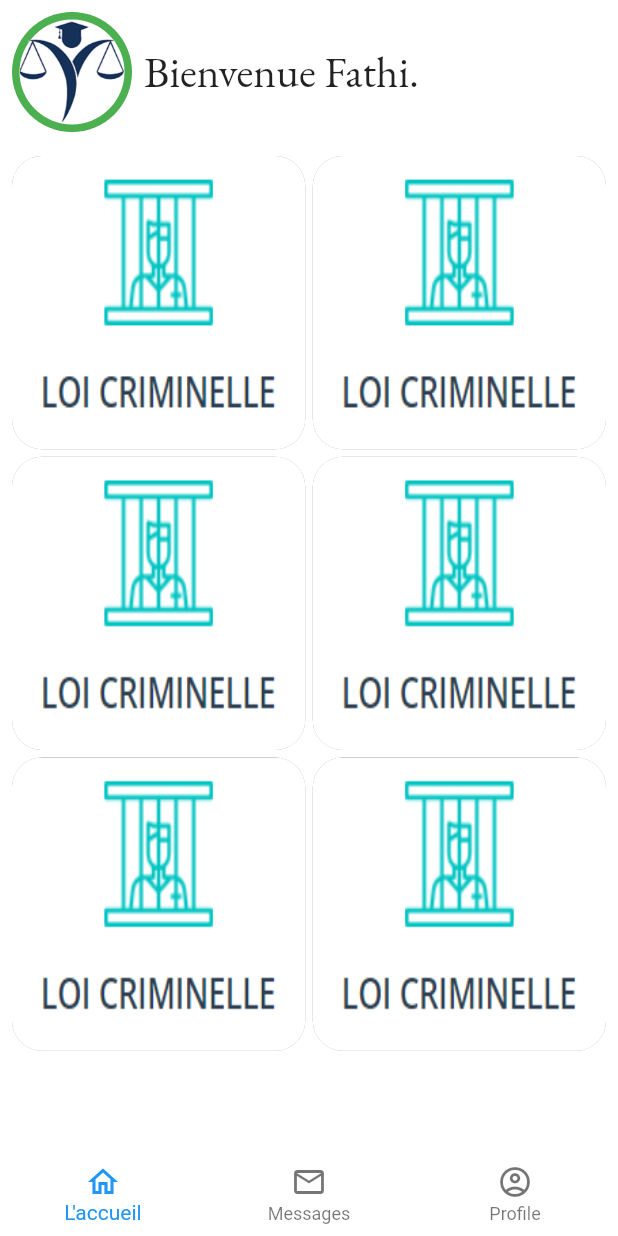
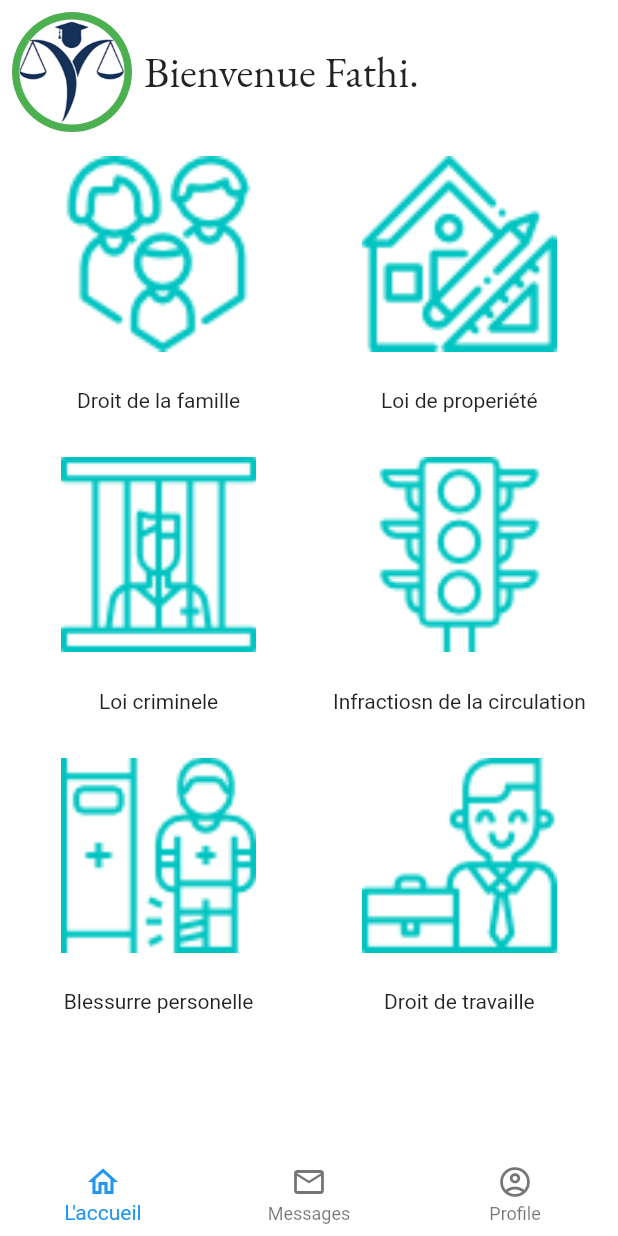
Before and after one commit to FathiAyari/hire_lawyer_mobile_app, a Flutter app: the HomePage screen opened directly, on a phone screen of 412 x 824 dp. Run offline on Flutter 3.47's test engine with Material 2 defaults, Android fonts, the phone set to English and light mode, and no system bars; our stand-ins replace shared_preferences; accounts and stored records are empty.

Commit message:
set up the Messages and Profile pages content

```diff
--- a/lib/HomePage/HomePage.dart
+++ b/lib/HomePage/HomePage.dart
@@ -2,6 +2,8 @@ import 'package:flutter/cupertino.dart';
 import 'package:flutter/material.dart';
 import 'package:hire_lawyer/Login/ActionButton.dart';
 
+import '../Messages.dart';
+import '../ProfileClient.dart';
 import 'Pages.dart';
 
 class HomePage extends StatefulWidget {
@@ -16,11 +18,17 @@ class _HomePageState extends State<HomePage> {
   @override
   Widget build(BuildContext context) {
     Size size =MediaQuery.of(context).size;
-    List pages=[buildHomePage(size,connected,(){
+    List pages=[
+      buildHomePage(size,connected,(){
       setState(() {
         this.connected=!connected;
       });
-    })];
+    }),
+      buildMessages(context),
+      buildProfile(context),
+
+
+    ];
     return Scaffold(
 backgroundColor: Colors.white,
       body: SafeArea(
--- a/lib/HomePage/Pages.dart
+++ b/lib/HomePage/Pages.dart
@@ -1,17 +1,26 @@
 import 'package:flutter/cupertino.dart';
 import 'package:flutter/material.dart';
 
-Widget buildHomePage(Size size,bool connected,Function press) {
+Widget buildHomePage(Size size, bool connected, Function press) {
+  List<Content> contentList = [
+    Content(image: 'assets/images/family-room.png', footer: 'Droit de la famille'),
+    Content(image: 'assets/images/home.png', footer: 'Loi de properiété'),
+    Content(image: 'assets/images/prison.png', footer: 'Loi criminele'),
+    Content(image: 'assets/images/traffic.png', footer: 'Infractiosn de la circulation'),
+    Content(image: 'assets/images/injury.png', footer: 'Blessurre personelle'),
+    Content(image: 'assets/images/employement.png', footer: 'Droit de travaille'),
+  ];
 
   return Column(
     children: [
-      Row(children: [
+      Row(
+        children: [
           Padding(
             padding: const EdgeInsets.all(8.0),
             child: Container(
               alignment: Alignment.centerLeft,
               child: CircleAvatar(
-              backgroundColor: connected ==true? Colors.green:Colors.red,
+                backgroundColor: connected == true ? Colors.green : Colors.red,
                 radius: 40,
                 child: InkWell(
                   onTap: press,
@@ -32,20 +41,17 @@ Widget buildHomePage(Size size,bool connected,Function press) {
                   fontSize: size.height * 0.035, fontFamily: "EBGaramond"),
             ),
           ),
-      ],),
-
+        ],
+      ),
       Expanded(
         child: Padding(
           padding: const EdgeInsets.all(8.0),
           child: GridView.builder(
-            itemCount: 6,
+            itemCount: contentList.length,
             gridDelegate: SliverGridDelegateWithFixedCrossAxisCount(
-              crossAxisCount: (2),
-              crossAxisSpacing: 5,
-              mainAxisSpacing: 5
-            ),
-            itemBuilder: ( context, int index) {
-              return Content();
+                crossAxisCount: (2), crossAxisSpacing: 5, mainAxisSpacing: 5),
+            itemBuilder: (context, int index) {
+              return contentList[index];
             },
           ),
         ),
@@ -55,25 +61,43 @@ Widget buildHomePage(Size size,bool connected,Function press) {
 }
 
 class Content extends StatelessWidget {
+  final String image;
+  final String footer;
+  const Content({
+    Key key,
+    this.image,
+    this.footer,
+  }) : super(key: key);
+
   @override
   Widget build(BuildContext context) {
     return InkWell(
-      onTap: (){},
+      onTap: () {
+        Navigator.pushNamed(context, '/lawyers', arguments: {"footer": footer});
+      },
       child: Container(
         clipBehavior: Clip.antiAliasWithSaveLayer,
         decoration: BoxDecoration(
           borderRadius: BorderRadius.circular(20),
-          color: Colors.grey,
+          color: Colors.white,
         ),
-
         child: Column(
+          mainAxisAlignment: MainAxisAlignment.spaceBetween,
           children: [
-            Expanded(child: Image.asset('assets/images/Criminal.png',
-            fit: BoxFit.fill,))
+            Expanded(
+                flex: 2,
+                child: Image.asset(
+                  image,
+                  fit: BoxFit.fill,
+                )),
+            Expanded(
+              child: Container(
+                alignment: Alignment.center,
+                child: Text(footer),
+              ),
+            )
           ],
         ),
-
-
       ),
     );
   }
--- /dev/null
+++ b/lib/Lawyers.dart
@@ -0,0 +1,45 @@
+import 'package:flutter/cupertino.dart';
+import 'package:flutter/material.dart';
+import 'package:hire_lawyer/HomePage/HomePage.dart';
+
+import 'Values/Strings.dart';
+
+class Lawyers extends StatefulWidget {
+/*  const Lawyers({Key? key}) : super(key: key);*/
+
+  @override
+  _LawyersState createState() => _LawyersState();
+}
+
+class _LawyersState extends State<Lawyers> {
+  @override
+  Widget build(BuildContext context) {
+    Size size =MediaQuery.of(context).size;
+    Map arguments = ModalRoute.of(context).settings.arguments;
+    String footer = arguments['footer'];
+    return Scaffold(
+      body: SafeArea(child: Column(
+        children: [
+          Align(
+              alignment: Alignment.topCenter,
+              child:Row(
+
+                children: [
+                  IconButton(onPressed: (){
+                    Navigator.of(context).push(MaterialPageRoute(builder: (context)=>HomePage()));
+                  }, icon: Icon(Icons.arrow_back_ios)),
+                  SizedBox(width: size.width * 0.15,),
+                  Text(" $footer",
+                    style: TextStyle(
+                        fontSize: size.height * 0.028,
+                        fontFamily: "NewsCycle-Bold"
+                    ),
+                    textAlign: TextAlign.center,)
+                ],
+              )
+          ),
+        ],
+      )),
+    );
+  }
+}
--- /dev/null
+++ b/lib/Messages.dart
@@ -0,0 +1,376 @@
+import 'package:flutter/cupertino.dart';
+import 'package:flutter/material.dart';
+import 'package:hire_lawyer/HomePage/HomePage.dart';
+import 'package:hire_lawyer/Login/DividerBox.dart';
+
+import 'Values/Strings.dart';
+
+Widget buildMessages(BuildContext context) {
+  Size size = MediaQuery.of(context).size;
+  return Column(
+    children: [
+      Align(
+          alignment: Alignment.topCenter,
+          child: Row(
+            children: [
+              IconButton(
+                  onPressed: () {
+                    Navigator.of(context).push(
+                        MaterialPageRoute(builder: (context) => HomePage()));
+                  },
+                  icon: Icon(Icons.arrow_back_ios)),
+              SizedBox(
+                width: size.width * 0.15,
+              ),
+              Text(
+                ConstStrings.Messgaes,
+                style: TextStyle(
+                    fontSize: size.height * 0.028,
+                    fontFamily: "NewsCycle-Bold"),
+                textAlign: TextAlign.center,
+              )
+            ],
+          )),
+      DividerBox(
+        size: size,
+        height: 0.05,
+      ),
+      Expanded(
+          child: ListView(
+        children: [
+
+          Padding(
+            padding: const EdgeInsets.symmetric(horizontal: 10, vertical: 10),
+            child: Row(
+
+              children: [
+                Container(
+                    alignment: Alignment.centerLeft,
+                    child: CircleAvatar(
+                        radius: 33,
+                        backgroundImage: NetworkImage(
+                            "https://images.unsplash.com/photo-1503023345310-bd7c1de61c7d?ixid=MnwxMjA3fDB8MHxzZWFyY2h8M3x8aHVtYW58ZW58MHx8MHx8&ixlib=rb-1.2.1&w=1000&q=80"))),
+                SizedBox(width: size.width * 0.03,),
+                Expanded(
+                  child: Column(
+                    crossAxisAlignment: CrossAxisAlignment.start,
+                    children: [
+                      Text("Fathi AYARI"),
+                      Text("Bonjour Mr j'espere que vous etiuglhghhhhhhhhhhhhhhhhhhhhhhhhhhhhhhhhhhhhhhhhhhhhhhhhhhhhhhhhhhhhhhhhhhh",
+                      maxLines: 1,
+                      overflow: TextOverflow.ellipsis,),
+                    ],
+                  ),
+
+                ),
+                Container(
+                  child: Text("20:54"),
+                )
+              ],
+            ),
+          ),
+          Padding(
+            padding: const EdgeInsets.symmetric(horizontal: 10, vertical: 10),
+            child: Row(
+
+              children: [
+                Container(
+                    alignment: Alignment.centerLeft,
+                    child: CircleAvatar(
+                        radius: 33,
+                        backgroundImage: NetworkImage(
+                            "https://images.unsplash.com/photo-1503023345310-bd7c1de61c7d?ixid=MnwxMjA3fDB8MHxzZWFyY2h8M3x8aHVtYW58ZW58MHx8MHx8&ixlib=rb-1.2.1&w=1000&q=80"))),
+                SizedBox(width: size.width * 0.03,),
+                Expanded(
+                  child: Column(
+                    crossAxisAlignment: CrossAxisAlignment.start,
+                    children: [
+                      Text("Fathi AYARI"),
+                      Text("Bonjour Mr j'espere que vous etiuglhghhhhhhhhhhhhhhhhhhhhhhhhhhhhhhhhhhhhhhhhhhhhhhhhhhhhhhhhhhhhhhhhhhh",
+                      maxLines: 1,
+                      overflow: TextOverflow.ellipsis,),
+                    ],
+                  ),
+
+                ),
+                Container(
+                  child: Text("20:54"),
+                )
+              ],
+            ),
+          ),
+          Padding(
+            padding: const EdgeInsets.symmetric(horizontal: 10, vertical: 10),
+            child: Row(
+
+              children: [
+                Container(
+                    alignment: Alignment.centerLeft,
+                    child: CircleAvatar(
+                        radius: 33,
+                        backgroundImage: NetworkImage(
+                            "https://images.unsplash.com/photo-1503023345310-bd7c1de61c7d?ixid=MnwxMjA3fDB8MHxzZWFyY2h8M3x8aHVtYW58ZW58MHx8MHx8&ixlib=rb-1.2.1&w=1000&q=80"))),
+                SizedBox(width: size.width * 0.03,),
+                Expanded(
+                  child: Column(
+                    crossAxisAlignment: CrossAxisAlignment.start,
+                    children: [
+                      Text("Fathi AYARI"),
+                      Text("Bonjour Mr j'espere que vous etiuglhghhhhhhhhhhhhhhhhhhhhhhhhhhhhhhhhhhhhhhhhhhhhhhhhhhhhhhhhhhhhhhhhhhh",
+                      maxLines: 1,
+                      overflow: TextOverflow.ellipsis,),
+                    ],
+                  ),
+
+                ),
+                Container(
+                  child: Text("20:54"),
+                )
+              ],
+            ),
+          ),
+          Padding(
+            padding: const EdgeInsets.symmetric(horizontal: 10, vertical: 10),
+            child: Row(
+
+              children: [
+                Container(
+                    alignment: Alignment.centerLeft,
+                    child: CircleAvatar(
+                        radius: 33,
+                        backgroundImage: NetworkImage(
+                            "https://images.unsplash.com/photo-1503023345310-bd7c1de61c7d?ixid=MnwxMjA3fDB8MHxzZWFyY2h8M3x8aHVtYW58ZW58MHx8MHx8&ixlib=rb-1.2.1&w=1000&q=80"))),
+                SizedBox(width: size.width * 0.03,),
+                Expanded(
+                  child: Column(
+                    crossAxisAlignment: CrossAxisAlignment.start,
+                    children: [
+                      Text("Fathi AYARI"),
+                      Text("Bonjour Mr j'espere que vous etiuglhghhhhhhhhhhhhhhhhhhhhhhhhhhhhhhhhhhhhhhhhhhhhhhhhhhhhhhhhhhhhhhhhhhh",
+                        maxLines: 1,
+                        overflow: TextOverflow.ellipsis,),
+                    ],
+                  ),
+
+                ),
+                Container(
+                  child: Text("20:54"),
+                )
+              ],
+            ),
+          ),
+          Padding(
+            padding: const EdgeInsets.symmetric(horizontal: 10, vertical: 10),
+            child: Row(
+
+              children: [
+                Container(
+                    alignment: Alignment.centerLeft,
+                    child: CircleAvatar(
+                        radius: 33,
+                        backgroundImage: NetworkImage(
+                            "https://images.unsplash.com/photo-1503023345310-bd7c1de61c7d?ixid=MnwxMjA3fDB8MHxzZWFyY2h8M3x8aHVtYW58ZW58MHx8MHx8&ixlib=rb-1.2.1&w=1000&q=80"))),
+                SizedBox(width: size.width * 0.03,),
+                Expanded(
+                  child: Column(
+                    crossAxisAlignment: CrossAxisAlignment.start,
+                    children: [
+                      Text("Fathi AYARI"),
+                      Text("Bonjour Mr j'espere que vous etiuglhghhhhhhhhhhhhhhhhhhhhhhhhhhhhhhhhhhhhhhhhhhhhhhhhhhhhhhhhhhhhhhhhhhh",
+                        maxLines: 1,
+                        overflow: TextOverflow.ellipsis,),
+                    ],
+                  ),
+
+                ),
+                Container(
+                  child: Text("20:54"),
+                )
+              ],
+            ),
+          ),
+          Padding(
+            padding: const EdgeInsets.symmetric(horizontal: 10, vertical: 10),
+            child: Row(
+
+              children: [
+                Container(
+                    alignment: Alignment.centerLeft,
+                    child: CircleAvatar(
+                        radius: 33,
+                        backgroundImage: NetworkImage(
+                            "https://images.unsplash.com/photo-1503023345310-bd7c1de61c7d?ixid=MnwxMjA3fDB8MHxzZWFyY2h8M3x8aHVtYW58ZW58MHx8MHx8&ixlib=rb-1.2.1&w=1000&q=80"))),
+                SizedBox(width: size.width * 0.03,),
+                Expanded(
+                  child: Column(
+                    crossAxisAlignment: CrossAxisAlignment.start,
+                    children: [
+                      Text("Fathi AYARI"),
+                      Text("Bonjour Mr j'espere que vous etiuglhghhhhhhhhhhhhhhhhhhhhhhhhhhhhhhhhhhhhhhhhhhhhhhhhhhhhhhhhhhhhhhhhhhh",
+                        maxLines: 1,
+                        overflow: TextOverflow.ellipsis,),
+                    ],
+                  ),
+
+                ),
+                Container(
+                  child: Text("20:54"),
+                )
+              ],
+            ),
+          ),
+          Padding(
+            padding: const EdgeInsets.symmetric(horizontal: 10, vertical: 10),
+            child: Row(
+
+              children: [
+                Container(
+                    alignment: Alignment.centerLeft,
+                    child: CircleAvatar(
+                        radius: 33,
+                        backgroundImage: NetworkImage(
+                            "https://images.unsplash.com/photo-1503023345310-bd7c1de61c7d?ixid=MnwxMjA3fDB8MHxzZWFyY2h8M3x8aHVtYW58ZW58MHx8MHx8&ixlib=rb-1.2.1&w=1000&q=80"))),
+                SizedBox(width: size.width * 0.03,),
+                Expanded(
+                  child: Column(
+                    crossAxisAlignment: CrossAxisAlignment.start,
+                    children: [
+                      Text("Fathi AYARI"),
+                      Text("Bonjour Mr j'espere que vous etiuglhghhhhhhhhhhhhhhhhhhhhhhhhhhhhhhhhhhhhhhhhhhhhhhhhhhhhhhhhhhhhhhhhhhh",
+                        maxLines: 1,
+                        overflow: TextOverflow.ellipsis,),
+                    ],
+                  ),
+
+                ),
+                Container(
+                  child: Text("20:54"),
+                )
+              ],
+            ),
+          ),
+          Padding(
+            padding: const EdgeInsets.symmetric(horizontal: 10, vertical: 10),
+            child: Row(
+
+              children: [
+                Container(
+                    alignment: Alignment.centerLeft,
+                    child: CircleAvatar(
+                        radius: 33,
+                        backgroundImage: NetworkImage(
+                            "https://images.unsplash.com/photo-1503023345310-bd7c1de61c7d?ixid=MnwxMjA3fDB8MHxzZWFyY2h8M3x8aHVtYW58ZW58MHx8MHx8&ixlib=rb-1.2.1&w=1000&q=80"))),
+                SizedBox(width: size.width * 0.03,),
+                Expanded(
+                  child: Column(
+                    crossAxisAlignment: CrossAxisAlignment.start,
+                    children: [
+                      Text("Fathi AYARI"),
+                      Text("Bonjour Mr j'espere que vous etiuglhghhhhhhhhhhhhhhhhhhhhhhhhhhhhhhhhhhhhhhhhhhhhhhhhhhhhhhhhhhhhhhhhhhh",
+                        maxLines: 1,
+                        overflow: TextOverflow.ellipsis,),
+                    ],
+                  ),
+
+                ),
+                Container(
+                  child: Text("20:54"),
+                )
+              ],
+            ),
+          ),
+          Padding(
+            padding: const EdgeInsets.symmetric(horizontal: 10, vertical: 10),
+            child: Row(
+
+              children: [
+                Container(
+                    alignment: Alignment.centerLeft,
+                    child: CircleAvatar(
+                        radius: 33,
+                        backgroundImage: NetworkImage(
+                            "https://images.unsplash.com/photo-1503023345310-bd7c1de61c7d?ixid=MnwxMjA3fDB8MHxzZWFyY2h8M3x8aHVtYW58ZW58MHx8MHx8&ixlib=rb-1.2.1&w=1000&q=80"))),
+                SizedBox(width: size.width * 0.03,),
+                Expanded(
+                  child: Column(
+                    crossAxisAlignment: CrossAxisAlignment.start,
+                    children: [
+                      Text("Fathi AYARI"),
+                      Text("Bonjour Mr j'espere que vous etiuglhghhhhhhhhhhhhhhhhhhhhhhhhhhhhhhhhhhhhhhhhhhhhhhhhhhhhhhhhhhhhhhhhhhh",
+                        maxLines: 1,
+                        overflow: TextOverflow.ellipsis,),
+                    ],
+                  ),
+
+                ),
+                Container(
+                  child: Text("20:54"),
+                )
+              ],
+            ),
+          ),
+          Padding(
+            padding: const EdgeInsets.symmetric(horizontal: 10, vertical: 10),
+            child: Row(
+
+              children: [
+                Container(
+                    alignment: Alignment.centerLeft,
+                    child: CircleAvatar(
+                        radius: 33,
+                        backgroundImage: NetworkImage(
+                            "https://images.unsplash.com/photo-1503023345310-bd7c1de61c7d?ixid=MnwxMjA3fDB8MHxzZWFyY2h8M3x8aHVtYW58ZW58MHx8MHx8&ixlib=rb-1.2.1&w=1000&q=80"))),
+                SizedBox(width: size.width * 0.03,),
+                Expanded(
+                  child: Column(
+                    crossAxisAlignment: CrossAxisAlignment.start,
+                    children: [
+                      Text("Fathi AYARI"),
+                      Text("Bonjour Mr j'espere que vous etiuglhghhhhhhhhhhhhhhhhhhhhhhhhhhhhhhhhhhhhhhhhhhhhhhhhhhhhhhhhhhhhhhhhhhh",
+                        maxLines: 1,
+                        overflow: TextOverflow.ellipsis,),
+                    ],
+                  ),
+
+                ),
+                Container(
+                  child: Text("20:54"),
+                )
+              ],
+            ),
+          ),
+          Padding(
+            padding: const EdgeInsets.symmetric(horizontal: 10, vertical: 10),
+            child: Row(
+
+              children: [
+                Container(
+                    alignment: Alignment.centerLeft,
+                    child: CircleAvatar(
+                        radius: 33,
+                        backgroundImage: NetworkImage(
+                            "https://images.unsplash.com/photo-1503023345310-bd7c1de61c7d?ixid=MnwxMjA3fDB8MHxzZWFyY2h8M3x8aHVtYW58ZW58MHx8MHx8&ixlib=rb-1.2.1&w=1000&q=80"))),
+                SizedBox(width: size.width * 0.03,),
+                Expanded(
+                  child: Column(
+                    crossAxisAlignment: CrossAxisAlignment.start,
+                    children: [
+                      Text("Fathi AYARI"),
+                      Text("Bonjour Mr j'espere que vous etiuglhghhhhhhhhhhhhhhhhhhhhhhhhhhhhhhhhhhhhhhhhhhhhhhhhhhhhhhhhhhhhhhhhhhh",
+                        maxLines: 1,
+                        overflow: TextOverflow.ellipsis,),
+                    ],
+                  ),
+
+                ),
+                Container(
+                  child: Text("20:54"),
+                )
+              ],
+            ),
+          ),
+        ],
+      ))
+    ],
+  );
+}
--- /dev/null
+++ b/lib/ProfileClient.dart
@@ -0,0 +1,42 @@
+import 'package:flutter/cupertino.dart';
+import 'package:flutter/material.dart';
+import 'package:hire_lawyer/Login/DividerBox.dart';
+
+import 'HomePage/HomePage.dart';
+import 'Values/Strings.dart';
+
+Widget buildProfile(BuildContext context){
+  Size size = MediaQuery.of(context).size;
+  return Column(
+    children: [
+      Align(
+          alignment: Alignment.topCenter,
+          child: Row(
+            children: [
+              IconButton(
+                  onPressed: () {
+                    Navigator.of(context).push(
+                        MaterialPageRoute(builder: (context) => HomePage()));
+                  },
+                  icon: Icon(Icons.arrow_back_ios)),
+              SizedBox(
+                width: size.width * 0.15,
+              ),
+              Text(
+                ConstStrings.Profile,
+                style: TextStyle(
+                    fontSize: size.height * 0.028,
+                    fontFamily: "NewsCycle-Bold"),
+                textAlign: TextAlign.center,
+              )
+            ],
+          )),
+      DividerBox(size: size,height: 0.02,),
+      CircleAvatar(
+        radius: 70,
+        backgroundImage: NetworkImage("https://images.unsplash.com/photo-1503023345310-bd7c1de61c7d?ixid=MnwxMjA3fDB8MHxzZWFyY2h8M3x8aHVtYW58ZW58MHx8MHx8&ixlib=rb-1.2.1&w=1000&q=80"),
+      ),
+      Text("Fathi Ayari")
+    ],
+  );
+}
--- a/lib/Values/Strings.dart
+++ b/lib/Values/Strings.dart
@@ -6,5 +6,8 @@ class ConstStrings{
   static const  String CreateAccount ="S'inscrire ";
   static const  String ForgotPassword ="Mot de passe oubliée";
   static const  String CreateAccountLabel ="Creéer un compte";
+  static const  String Lawyers ="les avocats";
+  static const  String Messgaes ="Messgaes";
+  static const  String Profile ="Mon Profile";
 
   }
--- a/lib/main.dart
+++ b/lib/main.dart
@@ -4,6 +4,8 @@ import 'package:hire_lawyer/Login/Login.dart';
 import 'package:hire_lawyer/onboardingPage/Onboarding.dart';
 import 'package:hire_lawyer/splashScreen/splash_screen.dart';
 import 'package:shared_preferences/shared_preferences.dart';
+
+import 'Lawyers.dart';
 int isViewed;
 Future<void> main() async {
   WidgetsFlutterBinding.ensureInitialized();
@@ -39,7 +41,11 @@ class MyApp extends StatelessWidget {
 
         primarySwatch: Colors.blue,
       ),
+      routes: {
+        '/lawyers': (context) => Lawyers(),
+      },
       home: Scaffold(
+
         body: SplasScreen(),
       ),
     );
```
Also changed, not shown: assets/images/bank.png (added), assets/images/employement.png (added), assets/images/family-room.png (added), assets/images/family.png (added), assets/images/home.png (added), assets/images/injury.png (added), assets/images/prison.png (added), assets/images/traffic.png (added). Lines whose indentation alone changed are shown as unchanged.
